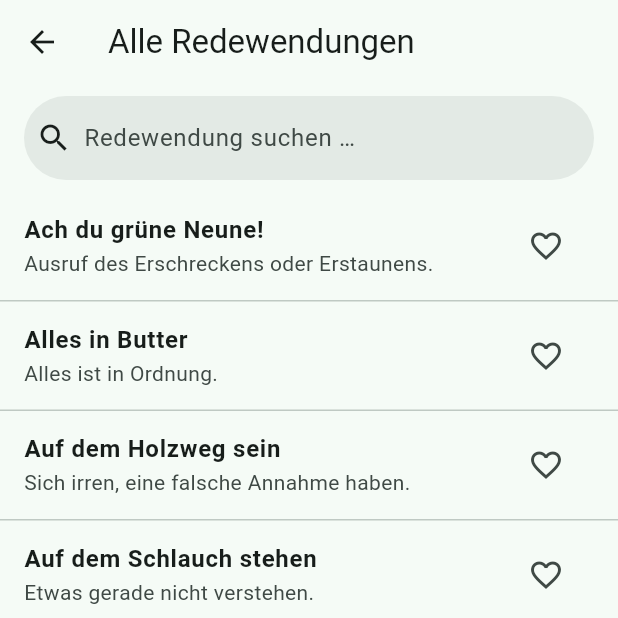
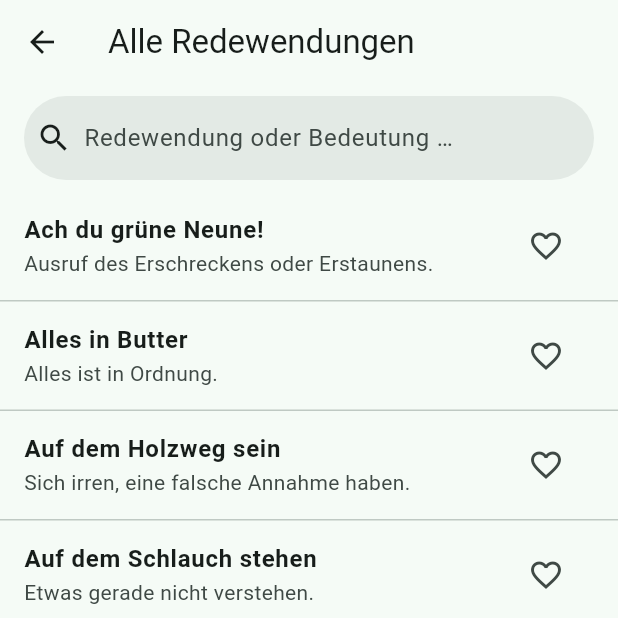
Before and after one commit to nurbaykarade/p526.rede.flu, a Flutter app: the HomeShell screen opened directly, item 2 of the bottom bar chosen, on a phone screen of 412 x 824 dp, the top half of it. Run offline on Flutter 3.47's test engine with Material 3 defaults, Android fonts, the phone set to English and light mode, and no system bars; our stand-ins replace flutter_local_notifications, shared_preferences, timezone; accounts and stored records are empty; project files that could hold a hidden picture were left out.

Commit message:
Verlauf der letzten Tage und bessere Suche
- Heute: „Die letzten Tage“ (3 Einträge) und „Ganzer Verlauf“ (bis 30 Tage,
  ab dem ersten Start)
- Suche: alle Wörter müssen vorkommen, Umlaute dürfen umschrieben werden
  (ueber/uber), Satzzeichen egal, Treffer in der Redewendung zuerst
- Tests für Suche, Verlauf und Heute-Ansicht

Co-Authored-By: Claude Opus 5.5 <noreply@anthropic.com>

```diff
--- a/lib/screens/browse_screen.dart
+++ b/lib/screens/browse_screen.dart
@@ -16,20 +16,14 @@ class _BrowseScreenState extends State<BrowseScreen> {
   @override
   Widget build(BuildContext context) {
     final scope = AppScope.of(context);
-    final q = _query.trim().toLowerCase();
-    final items = scope.repo.sorted
-        .where((i) =>
-            q.isEmpty ||
-            i.text.toLowerCase().contains(q) ||
-            i.meaning.toLowerCase().contains(q))
-        .toList();
+    final items = scope.repo.search(_query);
 
     return Column(
       children: [
         Padding(
           padding: const EdgeInsets.fromLTRB(16, 8, 16, 8),
           child: SearchBar(
-            hintText: 'Redewendung suchen …',
+            hintText: 'Redewendung oder Bedeutung …',
             leading: const Icon(Icons.search),
             elevation: const WidgetStatePropertyAll(0),
             onChanged: (v) => setState(() => _query = v),
--- a/lib/services/app_state.dart
+++ b/lib/services/app_state.dart
@@ -14,6 +14,11 @@ class AppState extends ChangeNotifier {
     _permissionAsked = _prefs.getBool(_kPermissionAsked) ?? false;
     // Wer schon nach Mitteilungen gefragt wurde, kennt die App bereits.
     _onboardingDone = _prefs.getBool(_kOnboardingDone) ?? _permissionAsked;
+    final first = DateTime.tryParse(_prefs.getString(_kFirstLaunch) ?? '');
+    _firstLaunch = first ?? DateTime.now();
+    if (first == null) {
+      _prefs.setString(_kFirstLaunch, _firstLaunch.toIso8601String());
+    }
     _dailyHour = _prefs.getInt(_kDailyHour) ?? 8;
     _dailyMinute = _prefs.getInt(_kDailyMinute) ?? 0;
     _proStartHour = _prefs.getInt(_kProStart) ?? 8;
@@ -35,6 +40,7 @@ class AppState extends ChangeNotifier {
   static const _kNotifEnabled = 'notificationsEnabled';
   static const _kPermissionAsked = 'permissionAsked';
   static const _kOnboardingDone = 'onboardingDone';
+  static const _kFirstLaunch = 'firstLaunch';
   static const _kDailyHour = 'dailyHour';
   static const _kDailyMinute = 'dailyMinute';
   static const _kProStart = 'proStartHour';
@@ -57,6 +63,7 @@ class AppState extends ChangeNotifier {
   late bool _notificationsEnabled;
   late bool _permissionAsked;
   late bool _onboardingDone;
+  late DateTime _firstLaunch;
   late int _dailyHour;
   late int _dailyMinute;
   late int _proStartHour;
@@ -71,6 +78,9 @@ class AppState extends ChangeNotifier {
   bool get notificationsEnabled => _notificationsEnabled;
   bool get permissionAsked => _permissionAsked;
   bool get onboardingDone => _onboardingDone;
+
+  /// Erster Start der App – ab hier gibt es einen Verlauf.
+  DateTime get firstLaunch => _firstLaunch;
   int get dailyHour => _dailyHour;
   int get dailyMinute => _dailyMinute;
   int get proStartHour => _proStartHour;
--- a/lib/services/idiom_repository.dart
+++ b/lib/services/idiom_repository.dart
@@ -21,16 +21,18 @@ class IdiomRepository {
 
   List<Idiom> get all => _idioms;
 
-  List<Idiom> get sorted => [..._idioms]
-    ..sort((a, b) => a.text.toLowerCase().compareTo(b.text.toLowerCase()));
+  List<Idiom> get sorted =>
+      [..._idioms]
+        ..sort((a, b) => a.text.toLowerCase().compareTo(b.text.toLowerCase()));
 
   Idiom? byId(int id) => _byId[id];
 
   /// Laufende Tagesnummer (lokaler Kalendertag), unabhängig von Sommerzeit.
-  static int dayNumber(DateTime date) =>
-      DateTime.utc(date.year, date.month, date.day)
-          .difference(DateTime.utc(2026, 1, 1))
-          .inDays;
+  static int dayNumber(DateTime date) => DateTime.utc(
+    date.year,
+    date.month,
+    date.day,
+  ).difference(DateTime.utc(2026, 1, 1)).inDays;
 
   /// Die Redewendung des Tages – für alle Nutzer am selben Tag gleich.
   Idiom forDay(DateTime date) => _idioms[_mod(dayNumber(date), _idioms.length)];
@@ -48,5 +50,52 @@ class IdiomRepository {
     return _idioms[idx];
   }
 
+  /// Redewendungen der Tage vor [today], neueste zuerst – höchstens bis
+  /// [since] (z. B. erster Start der App) und höchstens [maxDays] Tage.
+  List<({DateTime day, Idiom idiom})> history(
+    DateTime today, {
+    required DateTime since,
+    int maxDays = 30,
+  }) {
+    final start = DateTime(since.year, since.month, since.day);
+    final result = <({DateTime day, Idiom idiom})>[];
+    for (var d = 1; d <= maxDays; d++) {
+      final day = DateTime(today.year, today.month, today.day - d);
+      if (day.isBefore(start)) break;
+      result.add((day: day, idiom: forDay(day)));
+    }
+    return result;
+  }
+
+  /// Suche in Redewendung und Bedeutung. Alle Wörter der Anfrage müssen
+  /// vorkommen; Umlaute und ß dürfen umschrieben werden („ueber“, „uber“).
+  /// Treffer in der Redewendung selbst stehen vorne.
+  List<Idiom> search(String query) {
+    final words = normalize(
+      query,
+    ).split(' ').where((w) => w.isNotEmpty).toList();
+    if (words.isEmpty) return sorted;
+    final inText = <Idiom>[];
+    final inMeaning = <Idiom>[];
+    for (final i in sorted) {
+      final text = normalize(i.text);
+      final all = '$text ${normalize(i.meaning)}';
+      if (!words.every(all.contains)) continue;
+      (words.every(text.contains) ? inText : inMeaning).add(i);
+    }
+    return [...inText, ...inMeaning];
+  }
+
+  /// Kleinbuchstaben, Umlaute vereinfacht, Satzzeichen entfernt.
+  static String normalize(String s) => s
+      .toLowerCase()
+      .replaceAll('ß', 'ss')
+      .replaceAll(RegExp('[äa]e?'), 'a')
+      .replaceAll(RegExp('[öo]e?'), 'o')
+      .replaceAll(RegExp('[üu]e?'), 'u')
+      .replaceAll(RegExp(r'[^a-z0-9 ]'), ' ')
+      .replaceAll(RegExp(' +'), ' ')
+      .trim();
+
   static int _mod(int a, int n) => ((a % n) + n) % n;
 }
--- a/lib/widgets/idiom_tile.dart
+++ b/lib/widgets/idiom_tile.dart
@@ -4,9 +4,12 @@ import '../app_scope.dart';
 import '../models/idiom.dart';
 
 class IdiomTile extends StatelessWidget {
-  const IdiomTile({super.key, required this.idiom});
+  const IdiomTile({super.key, required this.idiom, this.caption});
 
   final Idiom idiom;
+
+  /// Optional vor der Bedeutung, z. B. das Datum im Verlauf.
+  final String? caption;
 
   @override
   Widget build(BuildContext context) {
@@ -14,7 +17,11 @@ class IdiomTile extends StatelessWidget {
     final fav = scope.state.isFavorite(idiom.id);
     return ListTile(
       title: Text(idiom.text, style: const TextStyle(fontWeight: FontWeight.w600)),
-      subtitle: Text(idiom.meaning, maxLines: 2, overflow: TextOverflow.ellipsis),
+      subtitle: Text(
+        caption == null ? idiom.meaning : '$caption · ${idiom.meaning}',
+        maxLines: 2,
+        overflow: TextOverflow.ellipsis,
+      ),
       trailing: IconButton(
         tooltip: fav ? 'Aus Favoriten entfernen' : 'Zu Favoriten',
         icon: Icon(fav ? Icons.favorite : Icons.favorite_border,
```
Also changed, not shown: lib/screens/history_screen.dart (added, +39 -0 lines), lib/screens/today_screen.dart (+20 -0 lines), lib/util/german_date.dart (+17 -0 lines), 2 other files.
